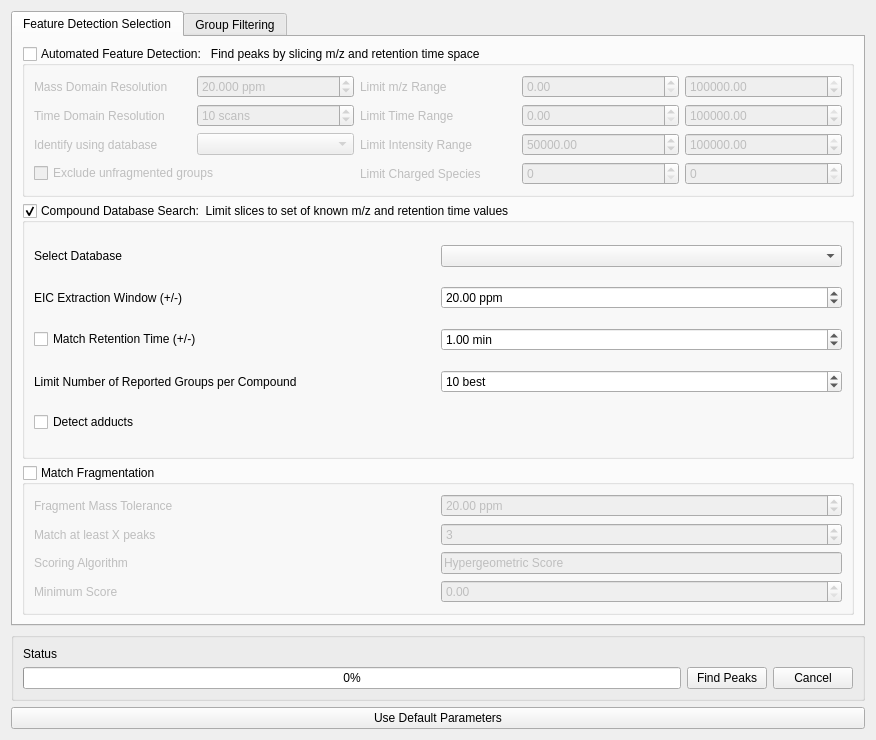
First picture: the form in src/gui/mzroll/forms/peakdetectiondialog.ui, repository vaniisgh/ElMaven, before the edit.
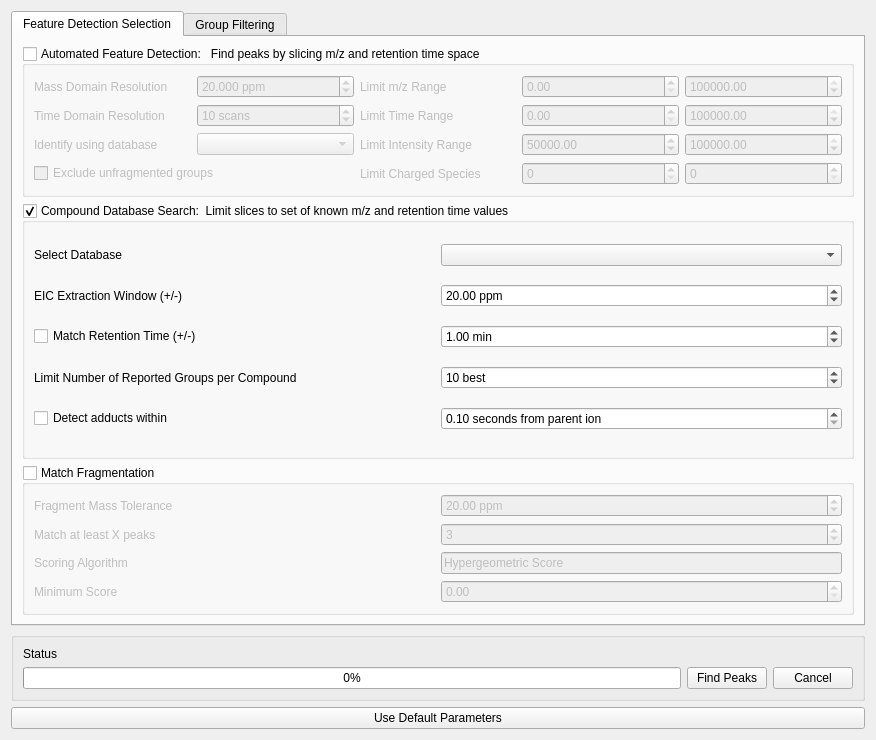
Second picture: the form after the edit.

Commit message: Allow modifying search window for adduct detection

```diff
--- a/src/gui/mzroll/forms/peakdetectiondialog.ui
+++ b/src/gui/mzroll/forms/peakdetectiondialog.ui
@@ -343,7 +343,23 @@
           <item row="5" column="0">
            <widget class="QCheckBox" name="searchAdducts">
             <property name="text">
-             <string>Detect adducts</string>
+             <string>Detect adducts within</string>
+            </property>
+           </widget>
+          </item>
+          <item row="5" column="2">
+           <widget class="QDoubleSpinBox" name="adductSearchWindow">
+            <property name="suffix">
+             <string notr="true"> seconds from parent ion</string>
+            </property>
+            <property name="minimum">
+             <double>0.100000000000000</double>
+            </property>
+            <property name="maximum">
+             <double>2.000000000000000</double>
+            </property>
+            <property name="singleStep">
+             <double>0.100000000000000</double>
             </property>
            </widget>
           </item>
```
The commit also changes 4 other files.
